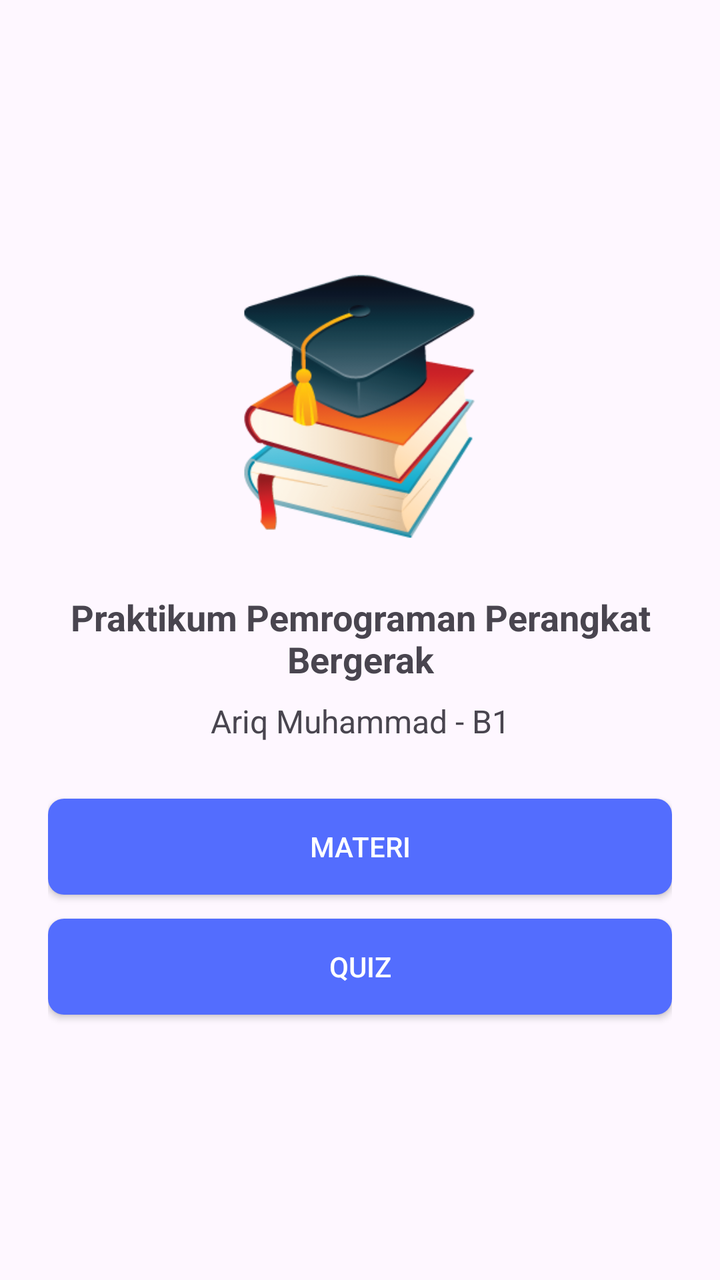
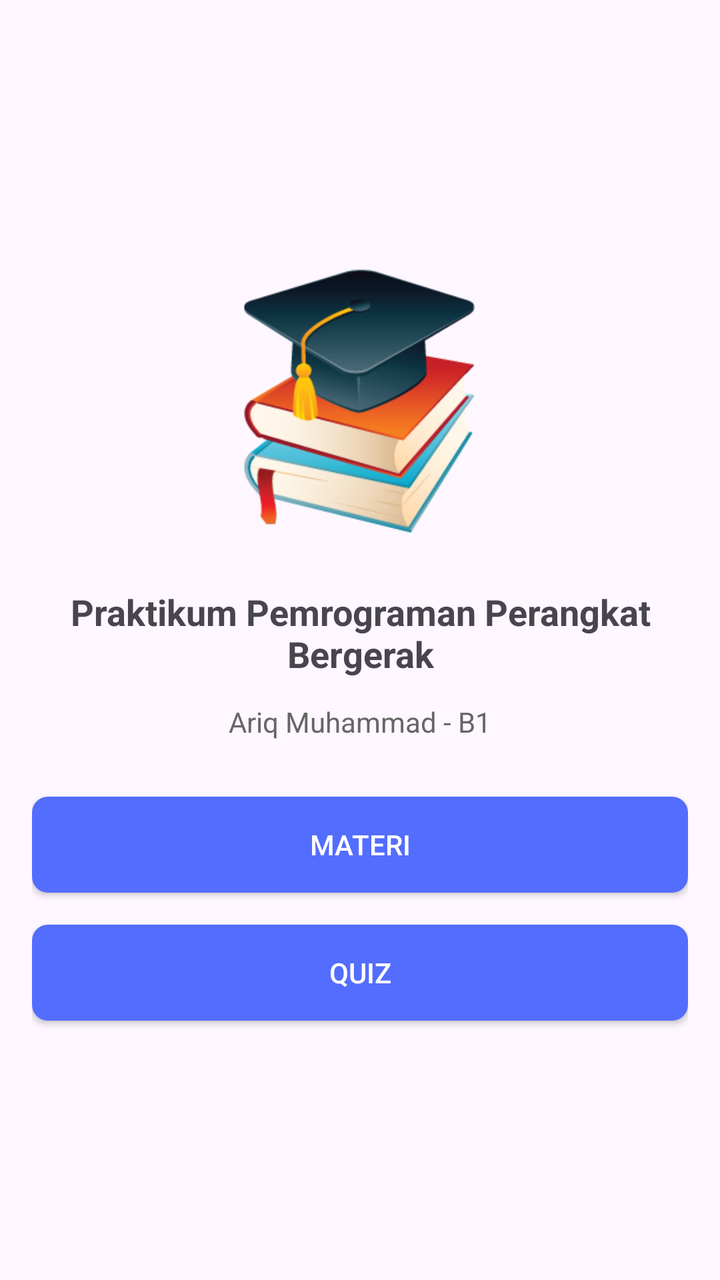

Compare the two renders of this Android layout. The source of the first and the diff that turns it into the second are given below.
<!-- AndroidManifest.xml: application theme Theme.MyCourse -->
<!-- res/layout/fragment_home.xml -->
<?xml version="1.0" encoding="utf-8"?>
<LinearLayout xmlns:android="http://schemas.android.com/apk/res/android"
    xmlns:tools="http://schemas.android.com/tools"
    android:layout_width="match_parent"
    android:layout_height="match_parent"
    android:gravity="center"
    android:padding="24dp"
    android:orientation="vertical"
    tools:context=".HomeFragment">

    <ImageView
        android:layout_width="140dp"
        android:layout_height="140dp"
        android:layout_marginBottom="24dp"
        android:src="@drawable/course_icon"
        android:contentDescription="Course image" />

    <TextView
        android:layout_width="match_parent"
        android:layout_height="wrap_content"
        android:text="Praktikum Pemrograman Perangkat Bergerak"
        android:textSize="18sp"
        android:textStyle="bold"
        android:gravity="center" />

    <TextView
        android:layout_width="match_parent"
        android:layout_height="wrap_content"
        android:layout_marginTop="8dp"
        android:layout_marginBottom="28dp"
        android:text="Ariq Muhammad - B1"
        android:textSize="16sp"
        android:gravity="center" />

    <androidx.appcompat.widget.AppCompatButton
        android:id="@+id/btn_materi"
        android:layout_width="match_parent"
        android:layout_height="wrap_content"
        android:text="Materi"
        style="@style/CustomRoundedButton" />

    <androidx.appcompat.widget.AppCompatButton
        android:id="@+id/btn_quiz"
        android:layout_width="match_parent"
        android:layout_height="wrap_content"
        android:layout_marginTop="12dp"
        android:text="Quiz"
        style="@style/CustomRoundedButton" />

</LinearLayout>
<!-- resources referenced by this layout -->
<resources>
  <!-- drawable course_icon: png bitmap (drawable, 35097 bytes) -->
  <style name="CustomRoundedButton" parent="Widget.AppCompat.Button">
          <item name="android:background">@drawable/rounded_button</item>
          
          <item name="android:textColor">#FFFFFF</item>
          <item name="android:padding">10dp</item>
      </style>
  <style name="Theme.MyCourse" parent="Base.Theme.MyCourse" />
  <!-- drawable rounded_button (drawable) -->
  <?xml version="1.0" encoding="utf-8"?>
  <selector xmlns:android="http://schemas.android.com/apk/res/android">
      
      <item android:state_pressed="true">
          <shape android:shape="rectangle">
              <solid android:color="#303F9F" /> 
              <corners android:radius="8dp" /> 
          </shape>
      </item>
      
      <item>
          <shape android:shape="rectangle">
              <solid android:color="#536DFE" /> 
              <corners android:radius="8dp" />
          </shape>
      </item>
  </selector>
  <style name="Base.Theme.MyCourse" parent="Theme.Material3.DayNight.NoActionBar">
          
          
      </style>
</resources>

<!-- the commit's change to res/layout/fragment_home.xml (unified diff, before → after) -->
@@ -4,7 +4,7 @@
     android:layout_width="match_parent"
     android:layout_height="match_parent"
     android:gravity="center"
-    android:padding="24dp"
+    android:padding="16dp"
     android:orientation="vertical"
     tools:context=".HomeFragment">
 
@@ -18,18 +18,18 @@
     <TextView
         android:layout_width="match_parent"
         android:layout_height="wrap_content"
+        android:layout_marginBottom="32dp"
         android:text="Praktikum Pemrograman Perangkat Bergerak"
-        android:textSize="18sp"
-        android:textStyle="bold"
-        android:gravity="center" />
+        style="@style/CustomTextView18Bold"/>
 
     <TextView
         android:layout_width="match_parent"
         android:layout_height="wrap_content"
-        android:layout_marginTop="8dp"
+        android:layout_marginTop="-20dp"
         android:layout_marginBottom="28dp"
         android:text="Ariq Muhammad - B1"
-        android:textSize="16sp"
+        android:textSize="14sp"
+        android:textColor="#666666"
         android:gravity="center" />
 
     <androidx.appcompat.widget.AppCompatButton
@@ -43,7 +43,7 @@
         android:id="@+id/btn_quiz"
         android:layout_width="match_parent"
         android:layout_height="wrap_content"
-        android:layout_marginTop="12dp"
+        android:layout_marginTop="16dp"
         android:text="Quiz"
         style="@style/CustomRoundedButton" />
 
<!-- resource entries referenced after the edit -->
@@ -6,6 +6,11 @@
           
           <item name="android:textColor">#FFFFFF</item>
           <item name="android:padding">10dp</item>
+      </style>
+  <style name="CustomTextView18Bold" parent="Widget.AppCompat.TextView">
+          <item name="android:textSize">18sp</item>
+          <item name="android:textStyle">bold</item>
+          <item name="android:gravity">center</item>
       </style>
   <style name="Theme.MyCourse" parent="Base.Theme.MyCourse" />
   <!-- drawable rounded_button (drawable) -->
